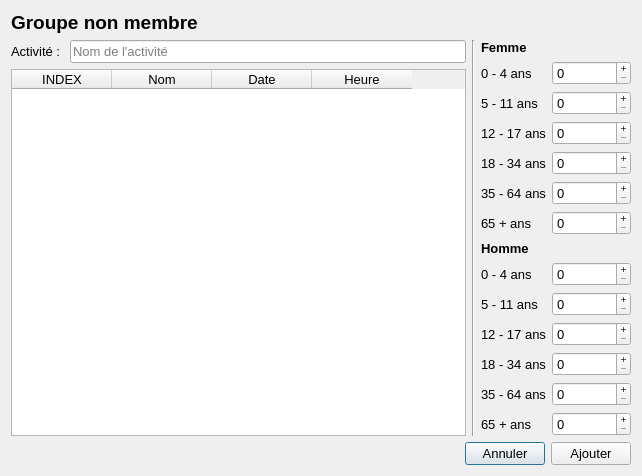
Before: the Qt Designer form GUI/groupe.ui in samueldrouin/PyGuide, drawn with Qt 5.
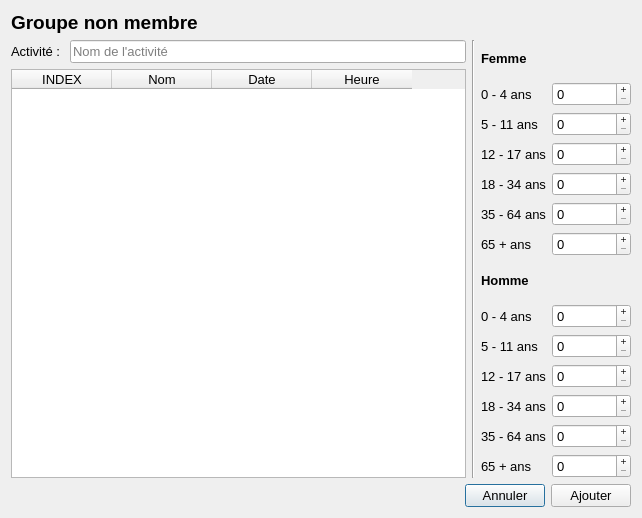
After: the same form once the commit is applied.

Commit message: Remettre la sélection d'un article pour les dialog inscription/facturation/groupe (Issue #33)

Patch:
```diff
--- a/GUI/groupe.ui
+++ b/GUI/groupe.ui
@@ -7,7 +7,7 @@
     <x>0</x>
     <y>0</y>
     <width>642</width>
-    <height>470</height>
+    <height>518</height>
    </rect>
   </property>
   <property name="font">
```
Left out of the diff: 5 changed lines with no effect on the pictures. The commit also changes 3 other files.
